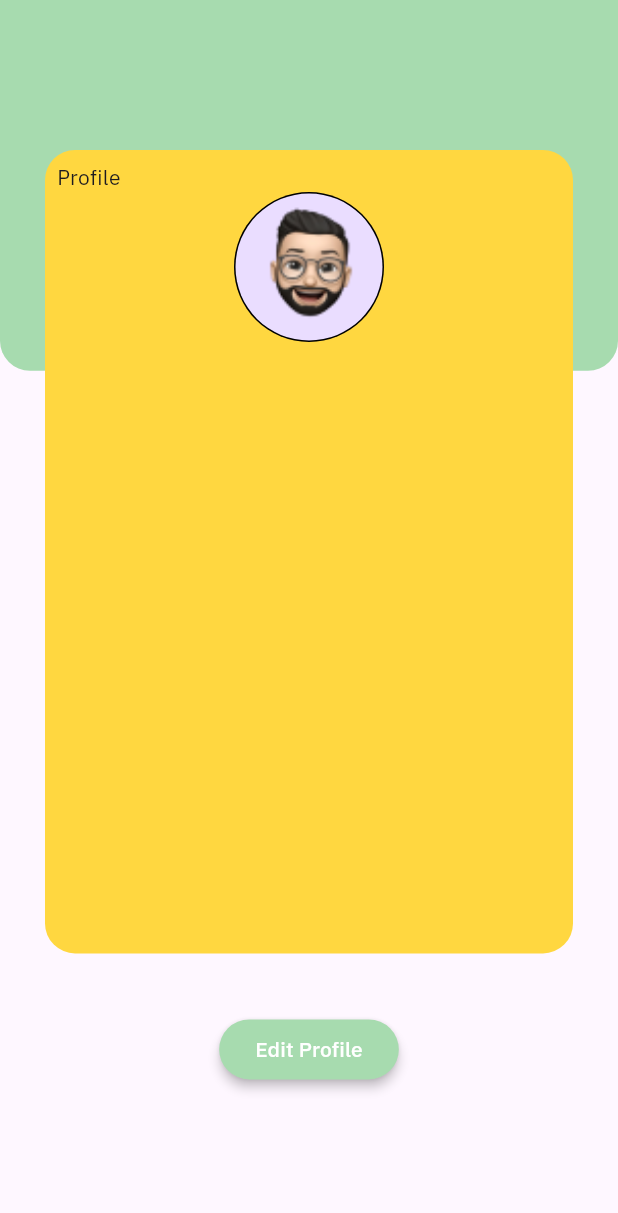
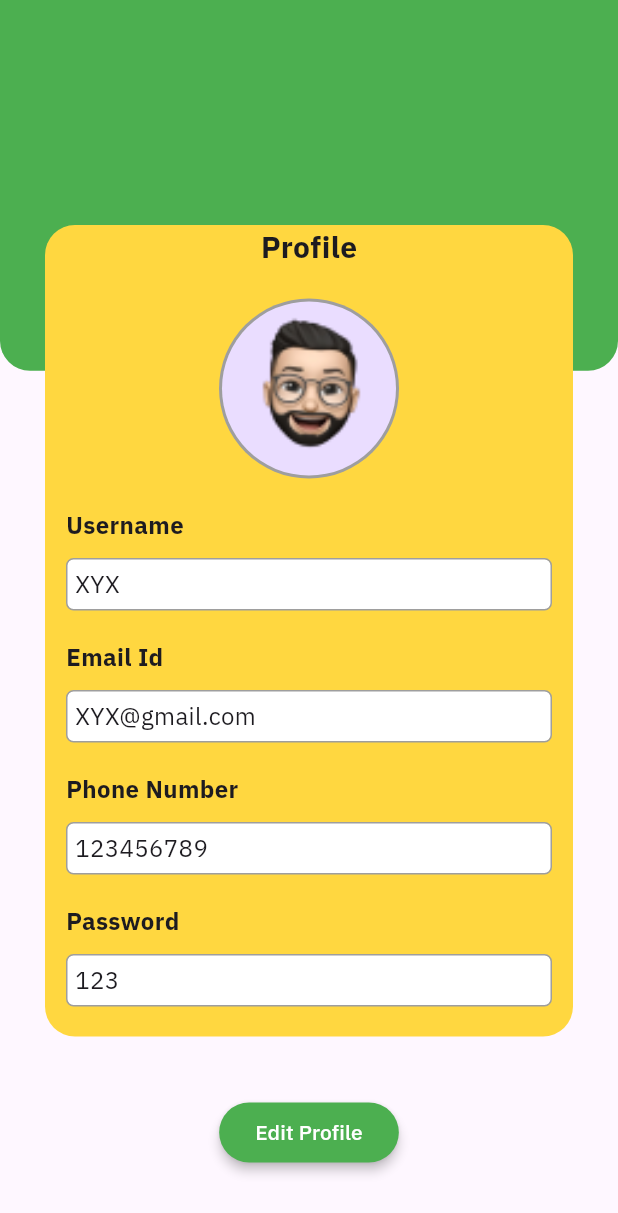
Before and after one commit to SIVANESANTN31/TRACHCARE, a Flutter app: the DoctorDashBoard screen opened directly, after a tap on the "menu" icon, after a tap on "My Profile", on a phone screen of 412 x 824 dp. Shown: the top 1213 px of the screen. Run offline on Flutter 3.47's test engine with Material 3 defaults, Android fonts, the phone set to English and light mode, and no system bars; our stand-ins replace animate_do, carousel_slider, gap, google_fonts, sizer.

Commit message:
doctor side

```diff
--- a/trachcare/lib/Screens/Views/Doctor/Bottomnavigator/Doctorsdashboard.dart
+++ b/trachcare/lib/Screens/Views/Doctor/Bottomnavigator/Doctorsdashboard.dart
@@ -40,7 +40,7 @@ class DoctorDashBoard extends StatelessWidget {
         var currentIndex = 0;
     List imagelist = ["assets/images/Images_1.png","assets/images/images_2.png","assets/images/Images_3.png"];
     return Scaffold(
-      appBar: Appbar(Name: "sivanesan",bottom: Bottom(context), height: 35.h,),
+      appBar: Appbar(Name: "sivanesan",bottom: Bottom(context), height: 29.h,),
        drawer: drawer(),
 
       body: ListView(
@@ -53,7 +53,7 @@ class DoctorDashBoard extends StatelessWidget {
                       shrinkWrap: true,
                       physics: NeverScrollableScrollPhysics(),
                       gridDelegate: SliverGridDelegateWithFixedCrossAxisCount(crossAxisCount: 2,
-                      childAspectRatio: (MediaQuery.of(context).size.height - 40 - 20)/ (4*175),
+                      childAspectRatio: (MediaQuery.of(context).size.height - 40 - 20)/ (4*22.h),
                       mainAxisSpacing: 20,
                       crossAxisSpacing: 20,
                       ),
@@ -89,11 +89,11 @@ class DoctorDashBoard extends StatelessWidget {
                                     option[index],
                                     style: TextStyle(
                                       fontSize: 15,
-                                      fontWeight: FontWeight.w500,
-                                      color: Colors.black.withOpacity(0.50),
+                                      fontWeight: FontWeight.w600,
+                                      color: Colors.black,
                                     ),
+                                    textAlign: TextAlign.center,
                                   )
-
                             ],),
                           ),
 
@@ -161,15 +161,15 @@ class DoctorDashBoard extends StatelessWidget {
 
 PreferredSizeWidget Bottom(BuildContext context){
   return PreferredSize(
-       preferredSize: Size.fromHeight(20.0),
+       preferredSize: Size.fromHeight(5.0),
        child: Column(
          children: [
            Padding(
-             padding: const EdgeInsets.only(top: 5,left: 10,right: 10,bottom: 0),
+             padding: const EdgeInsets.only(top: 0,left: 10,right: 10,bottom: 0),
              child: Container(
-                        margin: EdgeInsets.only(top: 5, bottom: 25,),
+                        margin: EdgeInsets.only(top: 0, bottom: 10,),
                         width: MediaQuery.of(context).size.width,
-                        height: 55,
+                        height: 6.h,
                         alignment: Alignment.center,
                         decoration: BoxDecoration(
                           color: Colors.white,
--- a/trachcare/lib/Screens/Views/Doctor/Profilepage.dart
+++ /dev/null
@@ -1,176 +0,0 @@
-// ignore_for_file: sort_child_properties_last
-
-import "package:flutter/cupertino.dart";
-import "package:flutter/material.dart";
-import "package:sizer/sizer.dart";
-import "package:trachcare/components/Appbar_copy.dart";
-import "package:trachcare/components/custom_button.dart";
-// import 'package:editable_image/editable_image.dart';
-import "../../../components/NAppbar.dart";
-import "../../../style/colors.dart";
-
-class profilepage extends StatelessWidget {
-  const profilepage({super.key});
-
-  @override
-  Widget build(BuildContext context) {
-    return Scaffold(
-             body: Column(
-               children: [
-                  Stack(
-                    children: [
-                      Container(
-                        height: 30.h,
-                        decoration: const BoxDecoration(
-                          color: TitleColor,
-                          borderRadius: BorderRadius.only(bottomLeft: Radius.circular(20),bottomRight: Radius.circular(20))
-                        ),
-                      ),
-                      Padding(
-                        padding: const EdgeInsets.only(top:100,left: 30,right: 30,bottom: 0),
-                        child: Container(
-                          child: const Padding(
-                            padding: EdgeInsets.all(8.0),
-                            child: Column(
-                              crossAxisAlignment: CrossAxisAlignment.stretch,
-                              children: [
-                                Text('Profile',),
-                                CircleAvatar(
-                                  radius: 50,
-                                  backgroundColor: Colors.black,
-                                  child: CircleAvatar(
-                                    radius: 49,
-                                    backgroundImage: AssetImage('assets/images/doctor.png'),
-                                  ),
-                                ),
-
-                                // child: Container(),
-                                // Column(
-                                //   mainAxisAlignment: MainAxisAlignment.spaceEvenly,
-                                //   children: [
-                                //     Column(
-                                //       mainAxisAlignment: MainAxisAlignment.spaceEvenly,
-                                //       crossAxisAlignment: CrossAxisAlignment.start,
-                                //       children: [
-                                //         Text('Username'),
-                                //         TextField(
-                                //           enableInteractiveSelection : false,
-                                //         decoration:  InputDecoration(
-                                //           enabledBorder: OutlineInputBorder(
-                                //             borderSide: BorderSide(
-                                //               width: 1.0,
-
-                                //             ),
-
-                                //           ),
-
-                                //         ),
-
-                                //         ),
-
-                                //       ],
-                                //     ),
-                                //     Column(
-                                //       mainAxisAlignment: MainAxisAlignment.spaceEvenly,
-                                //       crossAxisAlignment: CrossAxisAlignment.start,
-                                //       children: [
-                                //         Text('Username'),
-                                //         TextField(
-                                //           enableInteractiveSelection : false,
-                                //         decoration:  InputDecoration(
-                                //           enabledBorder: OutlineInputBorder(
-                                //             borderSide: BorderSide(
-                                //               width: 1.0,
-
-                                //             ),
-
-                                //           ),
-
-                                //         ),
-
-                                //         ),
-
-                                //       ],
-                                //     ),
-                                //     Column(
-                                //       mainAxisAlignment: MainAxisAlignment.spaceEvenly,
-                                //       crossAxisAlignment: CrossAxisAlignment.start,
-                                //       children: [
-                                //         Text('Username'),
-                                //         TextField(
-                                //           enableInteractiveSelection : false,
-                                //         decoration:  InputDecoration(
-                                //           fillColor: Colors.white,
-                                //           enabledBorder: OutlineInputBorder(
-                                //             borderSide: BorderSide(
-                                //               width: 1.0,
-
-                                //             ),
-
-                                //           ),
-
-                                //         ),
-
-                                //         ),
-
-                                //       ],
-                                //     ),
-                                //     Column(
-                                //       mainAxisAlignment: MainAxisAlignment.spaceEvenly,
-                                //       crossAxisAlignment: CrossAxisAlignment.start,
-                                //       children: [
-                                //         Text('Username'),
-                                //         TextField(
-                                //           enableInteractiveSelection : false,
-                                //         decoration:  InputDecoration(
-                                //           fillColor: Colors.white,
-                                //           enabledBorder: OutlineInputBorder(
-                                //             borderSide: BorderSide(
-                                //               width: 1.0,
-
-                                //             ),
-
-                                //           ),
-
-                                //         ),
-
-                                //         ),
-
-                                //       ],
-                                //     ),
-                                //   ],
-                                // ),
-                              ],
-                            ),
-                          ),
-                          height: 65.h,
-                          decoration: const BoxDecoration(
-                            color: Colors.amberAccent,
-                            borderRadius: BorderRadius.all(Radius.circular(20))
-                          ),
-                        ),
-                      ),
-
-
-                    ],
-                  ),
-                   const SizedBox(height: 40,),
-                  ElevatedButton(
-                        style: ElevatedButton.styleFrom(
-                          backgroundColor: TitleColor,
-                          elevation: 3,
-                        ),
-                        onPressed: () {
-                          print('Success');
-                        },
-                        child: const Text('Edit Profile',
-                                    style: TextStyle(
-                                              color: Colors.white,
-                      ),
-                      )
-                      )
-               ],
-             ),
-      );
-  }
-}
--- /dev/null
+++ b/trachcare/lib/Screens/Views/Doctor/Profileviewpage.dart
@@ -0,0 +1,105 @@
+import "package:flutter/cupertino.dart";
+import "package:flutter/material.dart";
+import "package:sizer/sizer.dart";
+
+import "profilefeild.dart";
+// import 'package:onboarding/utils/profilefield.dart';
+
+class ProfilePage extends StatelessWidget {
+  const ProfilePage({super.key});
+
+  @override
+  Widget build(BuildContext context) {
+    return Scaffold(
+      body: SingleChildScrollView(
+        child: Column(
+          children: [
+            Stack(
+              children: [
+                Container(
+                  height: 30.h,
+                  decoration: const BoxDecoration(
+                    color: Colors.green,
+                    borderRadius: BorderRadius.only(
+                      bottomLeft: Radius.circular(20),
+                      bottomRight: Radius.circular(20),
+                    ),
+                  ),
+                ),
+                Padding(
+                  padding: const EdgeInsets.only(
+                    top: 150,
+                    left: 30,
+                    right: 30,
+                    bottom: 0,
+                  ),
+                  child: Container(
+                    decoration: const BoxDecoration(
+                      color: Colors.amberAccent,
+                      borderRadius: BorderRadius.all(Radius.circular(20)),
+                    ),
+                    child: Padding(
+                      padding: const EdgeInsets.symmetric(horizontal: 14.0),
+                      child: Column(
+                        crossAxisAlignment: CrossAxisAlignment.start,
+                        mainAxisAlignment: MainAxisAlignment.center,
+                        children: [
+                          const Center(
+                            child: Text(
+                              'Profile',
+                              style: TextStyle(
+                                fontWeight: FontWeight.bold,
+                                fontSize: 20,
+                              ),
+                            ),
+                          ),
+                          const SizedBox(height: 20.0),
+                          const Center(
+                            child: CircleAvatar(
+                              radius: 60,
+                              backgroundColor: Colors.grey,
+                              child: CircleAvatar(
+                                radius: 58,
+                                backgroundImage:
+                                    AssetImage('assets/images/doctor.png'),
+                              ),
+                            ),
+                          ),
+                          const SizedBox(height: 20.0),
+                          const ProfileField(title: 'Username', value: 'XYX'),
+                          const SizedBox(height: 20.0),
+                          const ProfileField(title: 'Email Id', value: 'XYX@gmail.com'),
+                          const SizedBox(height: 20.0),
+                          const ProfileField(title: 'Phone Number', value: '123456789'),
+                          const SizedBox(height: 20.0),
+                          const ProfileField(title: 'Password', value: '123'),
+                          const SizedBox(height: 20),
+                        ],
+                      ),
+                    ),
+                  ),
+                ),
+              ],
+            ),
+            const SizedBox(height: 40),
+            ElevatedButton(
+              style: ElevatedButton.styleFrom(
+                backgroundColor: Colors.green,
+                elevation: 3,
+              ),
+              onPressed: () {
+                print('Success');
+              },
+              child: const Text(
+                'Edit Profile',
+                style: TextStyle(
+                  color: Colors.white,
+                ),
+              ),
+            ),
+          ],
+        ),
+      ),
+    );
+  }
+}
--- /dev/null
+++ b/trachcare/lib/Screens/Views/Doctor/profilefeild.dart
@@ -0,0 +1,34 @@
+
+
+import 'package:flutter/material.dart';
+class ProfileField extends StatelessWidget {
+  final String title;
+  final String value;
+  const ProfileField({
+    super.key,
+    required this.title,
+    required this.value,
+  });
+
+  @override
+  Widget build(BuildContext context) {
+    return Column(
+      mainAxisAlignment: MainAxisAlignment.start,
+      crossAxisAlignment: CrossAxisAlignment.stretch,
+      children: [
+        Text(title,style: TextStyle(fontWeight: FontWeight.bold,fontSize: 16),),
+        SizedBox(height: 10,),
+        Container(
+          padding: EdgeInsets.all(5),
+          decoration: BoxDecoration(
+            borderRadius: BorderRadius.circular(5),
+            color: Colors.white,
+            border: Border.all(color: Colors.grey,),
+          ),
+          child: Text(value,style: TextStyle(fontSize: 16),),
+        ),
+
+      ],
+    );
+  }
+}
--- a/trachcare/lib/components/Navbardrawer.dart
+++ b/trachcare/lib/components/Navbardrawer.dart
@@ -2,7 +2,7 @@ import 'package:flutter/material.dart';
 import 'package:gap/gap.dart';
 import 'package:google_fonts/google_fonts.dart';
 import 'package:sizer/sizer.dart';
-import 'package:trachcare/Screens/Views/Doctor/Profilepage.dart';
+import 'package:trachcare/Screens/Views/Doctor/Profileviewpage.dart';
 import 'package:trachcare/components/custom_button.dart';
 import 'package:trachcare/style/Tropography.dart';
 import 'package:trachcare/style/colors.dart';
@@ -56,7 +56,7 @@ class drawer extends StatelessWidget {
             title: const Text('My Profile'),
             onTap: () {
                Navigator.push(context, MaterialPageRoute(
-                              builder: (context) => profilepage(),)
+                              builder: (context) => ProfilePage(),)
                               );
             },
           ),
```
Also changed, not shown: 6 other files.
